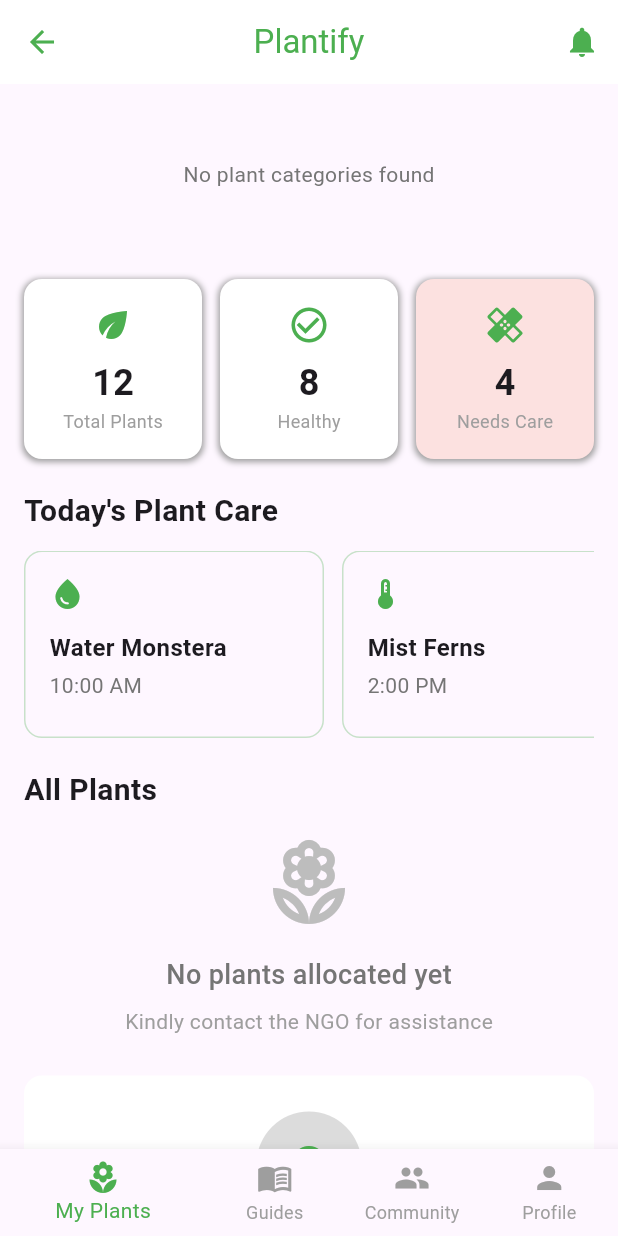
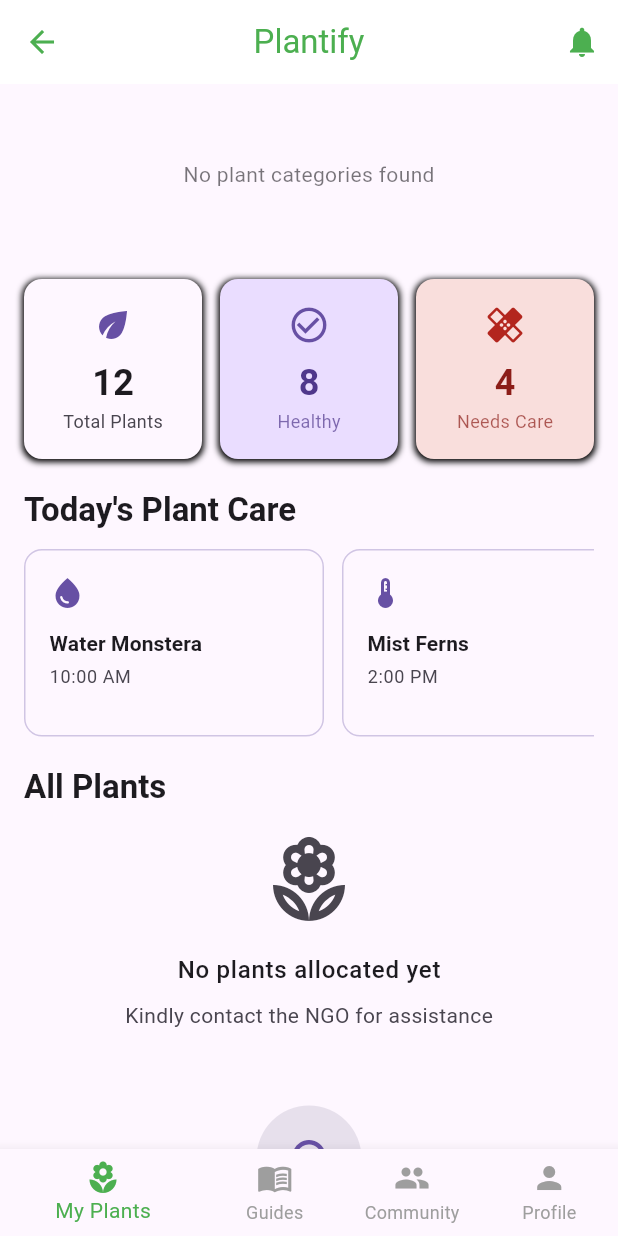
Before and after one commit to escape2005/Plant-Care-App, a Flutter app: the BottomNavScreen screen opened by its route, on a phone screen of 412 x 824 dp. Run offline on Flutter 3.47's test engine with Material 3 defaults, Android fonts, the phone set to English and light mode, and no system bars; our stand-ins replace supabase_flutter, table_calendar; accounts and stored records are empty.

Commit message:
Theme apply

```diff
--- a/plant_care_app/lib/pages/login-signup/landing_page.dart
+++ b/plant_care_app/lib/pages/login-signup/landing_page.dart
@@ -1,6 +1,5 @@
 import 'package:flutter/material.dart';
-import 'package:plant_care_app/pages/invite-login/invite_login.dart';
-import 'login.dart';
+import 'package:plant_care_app/pages/login-signup/login.dart';
 
 // Assuming this is accessible globally (as in main.dart)
 
--- a/plant_care_app/lib/pages/my-plants/my_plant.dart
+++ b/plant_care_app/lib/pages/my-plants/my_plant.dart
@@ -140,24 +140,26 @@ class MyPlantsScreen extends StatelessWidget {
   child: FutureBuilder<List<Map<String, dynamic>>>(
     future: fetchPlantCategories(),
     builder: (context, snapshot) {
+      final theme = Theme.of(context);
+      final textColor = theme.textTheme.bodyMedium?.color ?? Colors.black;
+
       if (snapshot.connectionState == ConnectionState.waiting) {
         return const Center(child: CircularProgressIndicator());
       } else if (snapshot.hasError) {
         return Center(
           child: Text(
             'Error loading categories: ${snapshot.error}',
-                      style: TextStyle(color: Colors.red[600], fontSize: 14),
+            style: TextStyle(color: theme.colorScheme.error, fontSize: 14),
           ),
         );
       } else if (!snapshot.hasData || snapshot.data!.isEmpty) {
         return Center(
           child: Text(
             'No plant categories found',
-                      style: TextStyle(color: Colors.grey[600], fontSize: 14),
+            style: TextStyle(color: textColor.withOpacity(0.6), fontSize: 14),
           ),
         );
       } else {
-                  // Display the categories
         return ListView.builder(
           scrollDirection: Axis.horizontal,
           itemCount: snapshot.data!.length,
@@ -166,12 +168,10 @@ class MyPlantsScreen extends StatelessWidget {
             final speciesName = category['species_name'] as String;
             final imageUrl = category['image_url'] as String?;
 
-                      // Determine plant health status (you may want to modify this logic)
-                      // For now, let's alternate between green and null for demo purposes
-                      final Color? statusColor =
-                          index % 2 == 0 ? Colors.green : null;
+            final Color? statusColor = index % 2 == 0 ? Colors.green : null;
 
             return _buildPlantCategoryItem(
+              context,
               speciesName,
               imageUrl ?? 'assets/images/plant.jpg',
               statusColor,
@@ -183,21 +183,23 @@ class MyPlantsScreen extends StatelessWidget {
   ),
 ),
 
+
           // Second Section - Stats Boxes
   Padding(
   padding: const EdgeInsets.symmetric(horizontal: 16, vertical: 10),
   child: Row(
     children: [
+      // Total Plants
       Expanded(
         child: Container(
           height: 120,
           padding: const EdgeInsets.all(16),
           decoration: BoxDecoration(
-                      color: Colors.white,
+            color: Theme.of(context).colorScheme.surface,
             borderRadius: BorderRadius.circular(12),
             boxShadow: [
               BoxShadow(
-                          color: Colors.grey.withValues(),
+                color: Theme.of(context).shadowColor,
                 spreadRadius: 1,
                 blurRadius: 3,
                 offset: const Offset(0, 1),
@@ -207,34 +209,41 @@ class MyPlantsScreen extends StatelessWidget {
           child: Column(
             mainAxisAlignment: MainAxisAlignment.center,
             children: [
-                        Icon(Icons.eco, color: Colors.green, size: 28),
+              Icon(Icons.eco, color: Theme.of(context).colorScheme.primary, size: 28),
               const SizedBox(height: 8),
-                        const Text(
+              Text(
                 '12',
                 style: TextStyle(
+                  color: Theme.of(context).colorScheme.onSurface,
                   fontSize: 24,
                   fontWeight: FontWeight.bold,
                 ),
               ),
-                        const Text(
+              Text(
                 'Total Plants',
-                          style: TextStyle(color: Colors.grey, fontSize: 12),
+                style: TextStyle(
+                  color: Theme.of(context).colorScheme.onSurfaceVariant,
+                  fontSize: 12,
+                ),
               ),
             ],
           ),
         ),
       ),
+
       const SizedBox(width: 12),
+
+      // Healthy
       Expanded(
         child: Container(
           height: 120,
           padding: const EdgeInsets.all(16),
           decoration: BoxDecoration(
-                      color: Colors.white,
+            color: Theme.of(context).colorScheme.primaryContainer,
             borderRadius: BorderRadius.circular(12),
             boxShadow: [
               BoxShadow(
-                          color: Colors.grey.withValues(),
+                color: Theme.of(context).shadowColor,
                 spreadRadius: 1,
                 blurRadius: 3,
                 offset: const Offset(0, 1),
@@ -244,38 +253,42 @@ class MyPlantsScreen extends StatelessWidget {
           child: Column(
             mainAxisAlignment: MainAxisAlignment.center,
             children: [
-                        Icon(
-                          Icons.check_circle_outline,
-                          color: Colors.green,
-                          size: 28,
-                        ),
+              Icon(Icons.check_circle_outline,
+                  color: Theme.of(context).colorScheme.primary, size: 28),
               const SizedBox(height: 8),
-                        const Text(
+              Text(
                 '8',
                 style: TextStyle(
+                  color: Theme.of(context).colorScheme.onPrimaryContainer,
                   fontSize: 24,
                   fontWeight: FontWeight.bold,
                 ),
               ),
-                        const Text(
+              Text(
                 'Healthy',
-                          style: TextStyle(color: Colors.grey, fontSize: 12),
+                style: TextStyle(
+                  color: Theme.of(context).colorScheme.onPrimaryContainer.withOpacity(0.7),
+                  fontSize: 12,
+                ),
               ),
             ],
           ),
         ),
       ),
+
       const SizedBox(width: 12),
+
+      // Needs Care
       Expanded(
         child: Container(
           height: 120,
           padding: const EdgeInsets.all(16),
           decoration: BoxDecoration(
-                      color: Color(0xFFFCE1E0),
+            color: Theme.of(context).colorScheme.errorContainer,
             borderRadius: BorderRadius.circular(12),
             boxShadow: [
               BoxShadow(
-                          color: Colors.grey.withValues(),
+                color: Theme.of(context).shadowColor,
                 spreadRadius: 1,
                 blurRadius: 3,
                 offset: const Offset(0, 1),
@@ -285,18 +298,23 @@ class MyPlantsScreen extends StatelessWidget {
           child: Column(
             mainAxisAlignment: MainAxisAlignment.center,
             children: [
-                        Icon(Icons.healing, color: Colors.green, size: 28),
+              Icon(Icons.healing,
+                  color: Theme.of(context).colorScheme.error, size: 28),
               const SizedBox(height: 8),
-                        const Text(
+              Text(
                 '4',
                 style: TextStyle(
+                  color: Theme.of(context).colorScheme.onErrorContainer,
                   fontSize: 24,
                   fontWeight: FontWeight.bold,
                 ),
               ),
-                        const Text(
+              Text(
                 'Needs Care',
-                          style: TextStyle(color: Colors.grey, fontSize: 12),
+                style: TextStyle(
+                  color: Theme.of(context).colorScheme.onErrorContainer.withOpacity(0.7),
+                  fontSize: 12,
+                ),
               ),
             ],
           ),
@@ -306,15 +324,18 @@ class MyPlantsScreen extends StatelessWidget {
   ),
 ),
 
+
           // Third Section - Today's Plant Care
           Padding(
   padding: const EdgeInsets.symmetric(horizontal: 16, vertical: 10),
   child: Column(
     crossAxisAlignment: CrossAxisAlignment.start,
     children: [
-                const Text(
+      Text(
         "Today's Plant Care",
-                  style: TextStyle(fontSize: 20, fontWeight: FontWeight.bold),
+        style: Theme.of(context).textTheme.titleLarge?.copyWith(
+              fontWeight: FontWeight.bold,
+            ),
       ),
       const SizedBox(height: 12),
       SizedBox(
@@ -323,26 +344,28 @@ class MyPlantsScreen extends StatelessWidget {
           scrollDirection: Axis.horizontal,
           children: [
             _buildCareReminderCard(
+              context:context,
               icon: Icons.water_drop,
               title: 'Water Monstera',
               time: '10:00 AM',
-                        color: Colors.green,
+              color: Theme.of(context).colorScheme.primary,
             ),
             const SizedBox(width: 12),
             _buildCareReminderCard(
+              context:context,
               icon: Icons.thermostat,
               title: 'Mist Ferns',
               time: '2:00 PM',
-                        color: Colors.green,
+              color: Theme.of(context).colorScheme.primary,
             ),
             const SizedBox(width: 12),
             _buildCareReminderCard(
+              context:context,
               icon: Icons.water_drop,
               title: 'Water Monstera',
               time: '10:00 AM',
-                        color: Colors.green,
+              color: Theme.of(context).colorScheme.primary,
             ),
-                      // BACKEND: More care reminders can be added dynamically here
           ],
         ),
       ),
@@ -350,18 +373,20 @@ class MyPlantsScreen extends StatelessWidget {
   ),
 ),
 
+
           // Fourth Section - All Plants
           Padding(
   padding: const EdgeInsets.symmetric(horizontal: 16, vertical: 10),
   child: Column(
     crossAxisAlignment: CrossAxisAlignment.start,
     children: [
-                const Text(
+      Text(
         "All Plants",
-                  style: TextStyle(fontSize: 20, fontWeight: FontWeight.bold),
+        style: Theme.of(context).textTheme.titleLarge?.copyWith(
+              fontWeight: FontWeight.bold,
+            ),
       ),
       const SizedBox(height: 16),
-                // Replace the existing FutureBuilder section with this updated code
       FutureBuilder<List<Plant>>(
         future: fetchPlants(),
         builder: (context, snapshot) {
@@ -372,7 +397,7 @@ class MyPlantsScreen extends StatelessWidget {
               child: Text(
                 'Error: ${snapshot.error}',
                 style: TextStyle(
-                            color: Colors.red[600],
+                  color: Theme.of(context).colorScheme.error,
                   fontSize: 16,
                 ),
               ),
@@ -385,23 +410,21 @@ class MyPlantsScreen extends StatelessWidget {
                   Icon(
                     Icons.local_florist_outlined,
                     size: 64,
-                              color: Colors.grey[400],
+                    color: Theme.of(context).colorScheme.onSurfaceVariant,
                   ),
                   const SizedBox(height: 16),
                   Text(
                     'No plants allocated yet',
-                              style: TextStyle(
-                                fontSize: 18,
-                                color: Colors.grey[600],
+                    style: Theme.of(context).textTheme.bodyLarge?.copyWith(
+                          color: Theme.of(context).colorScheme.onSurface,
                           fontWeight: FontWeight.w500,
                         ),
                   ),
                   const SizedBox(height: 8),
                   Text(
                     'Kindly contact the NGO for assistance',
-                              style: TextStyle(
-                                fontSize: 14,
-                                color: Colors.grey[500],
+                    style: Theme.of(context).textTheme.bodyMedium?.copyWith(
+                          color: Theme.of(context).colorScheme.onSurfaceVariant,
                         ),
                   ),
                 ],
@@ -409,23 +432,25 @@ class MyPlantsScreen extends StatelessWidget {
             );
           } else {
             return Column(
-                        children:
-                            snapshot.data!.map((plant) {
+              children: snapshot.data!.map((plant) {
                 return Column(
                   children: [
                     _buildPlantCard(
+                      context:context,
                       name: plant.speciesName,
                       species: plant.scientificName,
-                                    daysSinceWatered:
-                                        plant.waterFrequencyDays ?? 0,
+                      daysSinceWatered: plant.waterFrequencyDays ?? 0,
                       imagePath:
-                                        plant.imageUrl ??
-                                        'assets/images/plant.jpg',
+                          plant.imageUrl ?? 'assets/images/plant.jpg',
                       onTap: () {
                         Navigator.push(
                           context,
                           MaterialPageRoute(
-                                          builder: (context) => IndiPlants(speciesName: plant.speciesName, scientificName: plant.scientificName, imageUrl: plant.imageUrl,),
+                            builder: (context) => IndiPlants(
+                              speciesName: plant.speciesName,
+                              scientificName: plant.scientificName,
+                              imageUrl: plant.imageUrl,
+                            ),
                           ),
                         );
                       },
@@ -442,13 +467,14 @@ class MyPlantsScreen extends StatelessWidget {
   ),
 ),
 
+
           // Fifth Section - Add Plant Photo
           Padding(
   padding: const EdgeInsets.all(16),
   child: Container(
     padding: const EdgeInsets.all(24),
     decoration: BoxDecoration(
-                color: Colors.white,
+      color: Theme.of(context).colorScheme.surface,
       borderRadius: BorderRadius.circular(12),
     ),
     child: Column(
@@ -457,24 +483,28 @@ class MyPlantsScreen extends StatelessWidget {
           width: 70,
           height: 70,
           decoration: BoxDecoration(
-                      color: const Color.fromARGB(255, 220, 220, 220),
+            color: Theme.of(context).colorScheme.surfaceVariant,
             shape: BoxShape.circle,
           ),
           child: Icon(
             Icons.cloud_upload_outlined,
-                      color: Colors.green,
+            color: Theme.of(context).colorScheme.primary,
             size: 36,
           ),
         ),
         const SizedBox(height: 16),
-                  const Text(
+        Text(
           'Add your plant photo',
-                    style: TextStyle(fontSize: 18, fontWeight: FontWeight.bold),
+          style: Theme.of(context).textTheme.titleMedium?.copyWith(
+                fontWeight: FontWeight.bold,
+              ),
         ),
         const SizedBox(height: 8),
-                  const Text(
+        Text(
           'Share your plant with our NGO experts',
-                    style: TextStyle(color: Colors.grey, fontSize: 14),
+          style: Theme.of(context).textTheme.bodyMedium?.copyWith(
+                color: Theme.of(context).colorScheme.onSurfaceVariant,
+              ),
           textAlign: TextAlign.center,
         ),
         const SizedBox(height: 24),
@@ -483,27 +513,32 @@ class MyPlantsScreen extends StatelessWidget {
             // BACKEND: Handle photo upload
           },
           style: ElevatedButton.styleFrom(
-                      backgroundColor: Color(0xFF4CAF94),
+            backgroundColor: Theme.of(context).colorScheme.primary,
             minimumSize: const Size(double.infinity, 50),
             shape: RoundedRectangleBorder(
               borderRadius: BorderRadius.circular(12),
             ),
           ),
-                    child: const Text(
+          child: Text(
             'Select Photo',
-                      style: TextStyle(color: Colors.white, fontSize: 16),
+            style: TextStyle(
+              color: Theme.of(context).colorScheme.onPrimary,
+              fontSize: 16,
+            ),
           ),
         ),
       ],
     ),
   ),
 ),
+
         ],
       ),
     );
   }
 
 Widget _buildPlantCategoryItem(
+   BuildContext context,
   String name,
   String imagePath,
   Color? statusColor,
@@ -522,28 +557,26 @@ class MyPlantsScreen extends StatelessWidget {
               height: 70,
               decoration: BoxDecoration(
                 shape: BoxShape.circle,
-                  image:
-                      isNetworkImage
-                          ? null // Don't use DecorationImage for network images
+                color: Theme.of(context).colorScheme.surfaceVariant,
+                image: isNetworkImage
+                    ? null
                     : DecorationImage(
                         image: AssetImage(imagePath),
                         fit: BoxFit.cover,
                       ),
               ),
-                // Use Image.network for network images
-                child:
-                    isNetworkImage
+              child: isNetworkImage
                   ? ClipOval(
                       child: Image.network(
                         imagePath,
                         fit: BoxFit.cover,
                         errorBuilder: (context, error, stackTrace) {
                           return Container(
-                                color: Colors.grey[300],
-                                child: const Icon(
+                            color: Theme.of(context).colorScheme.surfaceVariant,
+                            child: Icon(
                               Icons.eco,
                               size: 30,
-                                  color: Colors.grey,
+                              color: Theme.of(context).colorScheme.onSurfaceVariant,
                             ),
                           );
                         },
@@ -561,7 +594,7 @@ class MyPlantsScreen extends StatelessWidget {
                   decoration: BoxDecoration(
                     color: statusColor,
                     shape: BoxShape.circle,
-                      border: Border.all(color: Colors.white, width: 2),
+                    border: Border.all(color: Theme.of(context).colorScheme.surface, width: 2),
                   ),
                 ),
               ),
@@ -571,7 +604,7 @@ class MyPlantsScreen extends StatelessWidget {
         Text(
           name,
           textAlign: TextAlign.center,
-            style: const TextStyle(fontSize: 12, fontWeight: FontWeight.w500),
+          style: Theme.of(context).textTheme.bodySmall?.copyWith(fontWeight: FontWeight.w500),
           maxLines: 2,
           overflow: TextOverflow.ellipsis,
         ),
@@ -580,7 +613,9 @@ class MyPlantsScreen extends StatelessWidget {
   );
 }
 
+
 Widget _buildCareReminderCard({
+  required BuildContext context,
   required IconData icon,
   required String title,
   required String time,
@@ -592,6 +627,7 @@ class MyPlantsScreen extends StatelessWidget {
     decoration: BoxDecoration(
       border: Border.all(color: color.withOpacity(0.3)),
       borderRadius: BorderRadius.circular(12),
+      color: Theme.of(context).colorScheme.surface,
     ),
     child: Column(
       crossAxisAlignment: CrossAxisAlignment.start,
@@ -600,16 +636,23 @@ class MyPlantsScreen extends StatelessWidget {
         const SizedBox(height: 12),
         Text(
           title,
-            style: const TextStyle(fontSize: 16, fontWeight: FontWeight.bold),
+          style: Theme.of(context).textTheme.titleSmall?.copyWith(fontWeight: FontWeight.bold),
         ),
         const SizedBox(height: 4),
-          Text(time, style: TextStyle(color: Colors.grey[600], fontSize: 14)),
+        Text(
+          time,
+          style: Theme.of(context).textTheme.bodySmall?.copyWith(
+                color: Theme.of(context).colorScheme.onSurfaceVariant,
+              ),
+        ),
       ],
     ),
   );
 }
 
+
   Widget _buildPlantCard({
+  required BuildContext context,
   required String name,
   required String species,
   int daysSinceWatered = 0,
@@ -623,11 +666,11 @@ class MyPlantsScreen extends StatelessWidget {
     child: Container(
       padding: const EdgeInsets.all(16),
       decoration: BoxDecoration(
-          color: Colors.white,
+        color: Theme.of(context).colorScheme.surface,
         borderRadius: BorderRadius.circular(8),
         boxShadow: [
           BoxShadow(
-              color: Colors.grey.withOpacity(0.35),
+            color: Theme.of(context).shadowColor.withOpacity(0.15),
             spreadRadius: 1,
             blurRadius: 5,
             offset: const Offset(0, 2),
@@ -649,11 +692,11 @@ class MyPlantsScreen extends StatelessWidget {
                     fit: BoxFit.cover,
                     errorBuilder: (context, error, stackTrace) {
                       return Container(
-                          color: Colors.grey[300],
-                          child: const Icon(
+                        color: Theme.of(context).colorScheme.surfaceVariant,
+                        child: Icon(
                           Icons.broken_image,
                           size: 40,
-                            color: Colors.grey,
+                          color: Theme.of(context).colorScheme.onSurfaceVariant,
                         ),
                       );
                     },
@@ -669,47 +712,51 @@ class MyPlantsScreen extends StatelessWidget {
                   decoration: BoxDecoration(
                     color: statusColor,
                     shape: BoxShape.circle,
-                      border: Border.all(color: Colors.white, width: 2),
+                    border: Border.all(
+                      color: Theme.of(context).colorScheme.surface,
+                      width: 2,
+                    ),
                   ),
                 ),
               ),
             ],
           ),
           const SizedBox(width: 16),
-            // 🌱 Plant info section
           Expanded(
             child: Column(
               crossAxisAlignment: CrossAxisAlignment.start,
               children: [
                 Text(
                   name,
-                    style: const TextStyle(
-                      fontSize: 16,
+                  style: Theme.of(context).textTheme.titleSmall?.copyWith(
                         fontWeight: FontWeight.bold,
                       ),
                 ),
                 Text(
-                    "Scientific Name: ${species}",
-                    style: TextStyle(color: Colors.grey[600], fontSize: 12),
+                  "Scientific Name: $species",
+                  style: Theme.of(context).textTheme.bodySmall?.copyWith(
+                        color: Theme.of(context).colorScheme.onSurfaceVariant,
+                      ),
                 ),
                 const SizedBox(height: 8),
                 Text(
                   'Last watered: $daysSinceWatered ${daysSinceWatered == 1 ? 'day' : 'days'} ago',
-                    style: TextStyle(color: Colors.grey[700], fontSize: 13),
+                  style: Theme.of(context).textTheme.bodySmall?.copyWith(
+                        color: Theme.of(context).colorScheme.onSurfaceVariant,
+                      ),
                 ),
                 const SizedBox(height: 8),
-                  // 💧 Water level progress bar
                 Stack(
                   children: [
                     Container(
                       height: 8,
                       decoration: BoxDecoration(
-                          color: Colors.grey.withOpacity(0.2),
+                        color: Theme.of(context).colorScheme.onSurface.withOpacity(0.1),
                         borderRadius: BorderRadius.circular(4),
                       ),
                     ),
                     FractionallySizedBox(
-                        widthFactor: waterLevel.clamp(0.6, 1.0),
+                      widthFactor: waterLevel.clamp(0.0, 1.0),
                       child: Container(
                         height: 8,
                         decoration: BoxDecoration(
--- a/plant_care_app/lib/pages/profile/profile.dart
+++ b/plant_care_app/lib/pages/profile/profile.dart
@@ -1,5 +1,3 @@
-
-
 
 import 'package:flutter/material.dart';
 import 'package:plant_care_app/pages/profile/main_screen.dart';
--- a/plant_care_app/lib/pages/provider/theme_provider.dart
+++ b/plant_care_app/lib/pages/provider/theme_provider.dart
@@ -3,22 +3,19 @@ import 'package:flutter/material.dart';
 class ThemeProvider with ChangeNotifier {
   ThemeMode _themeMode = ThemeMode.light;
 
+  // Getters
+  bool get isDarkMode => _themeMode == ThemeMode.dark;
   ThemeMode get themeMode => _themeMode;
+  ThemeData get lightTheme => _lightTheme;
+  ThemeData get darkTheme => _darkTheme;
 
-  void setTheme(ThemeMode mode) {
-    _themeMode = mode;
+  void toggleTheme(bool isDark) {
+    _themeMode = isDark ? ThemeMode.dark : ThemeMode.light;
     notifyListeners();
   }
 
-  bool get isDarkMode => _themeMode == ThemeMode.dark;
-
-  void toggleTheme() {
-    _themeMode = _themeMode == ThemeMode.light ? ThemeMode.dark : ThemeMode.light;
-    notifyListeners();
-  }
-
-  // Light theme configuration
-  static final ThemeData lightTheme = ThemeData(
+  // Light Theme
+  static final ThemeData _lightTheme = ThemeData(
     brightness: Brightness.light,
     primaryColor: Colors.green,
     scaffoldBackgroundColor: Colors.white,
@@ -28,10 +25,14 @@ class ThemeProvider with ChangeNotifier {
       elevation: 0,
       iconTheme: IconThemeData(color: Colors.green),
     ),
+    textTheme: const TextTheme(
+      bodyLarge: TextStyle(color: Colors.black87),
+      bodyMedium: TextStyle(color: Colors.black54),
+    ),
   );
 
-  // Dark theme configuration
-  static final ThemeData darkTheme = ThemeData(
+  // Dark Theme
+  static final ThemeData _darkTheme = ThemeData(
     brightness: Brightness.dark,
     primaryColor: Colors.lightGreen,
     scaffoldBackgroundColor: Colors.grey[900]!,
@@ -41,5 +42,9 @@ class ThemeProvider with ChangeNotifier {
       elevation: 0,
       iconTheme: const IconThemeData(color: Colors.white),
     ),
+    textTheme: const TextTheme(
+      bodyLarge: TextStyle(color: Colors.white),
+      bodyMedium: TextStyle(color: Colors.white70),
+    ),
   );
 }
```
Also changed, not shown: plant_care_app/lib/main.dart (+20 -14 lines), plant_care_app/lib/pages/profile/main_screen.dart (+77 -61 lines). Lines whose indentation alone changed are shown as unchanged.
